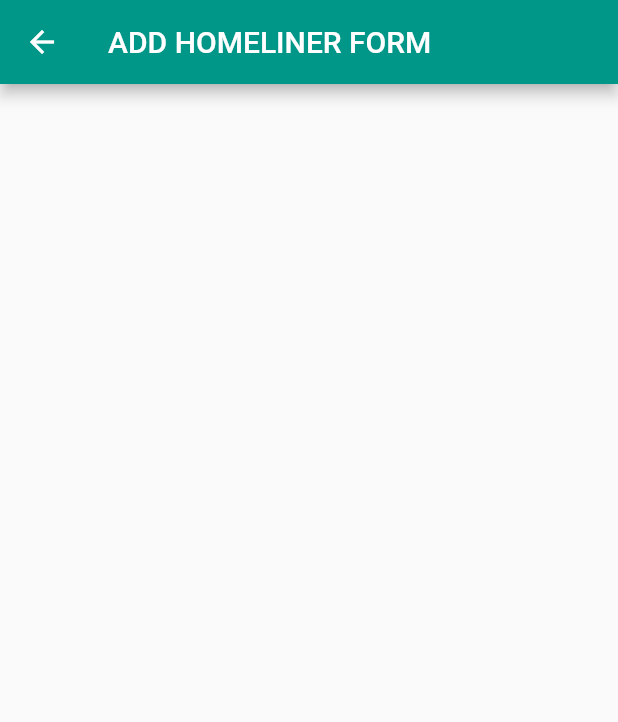
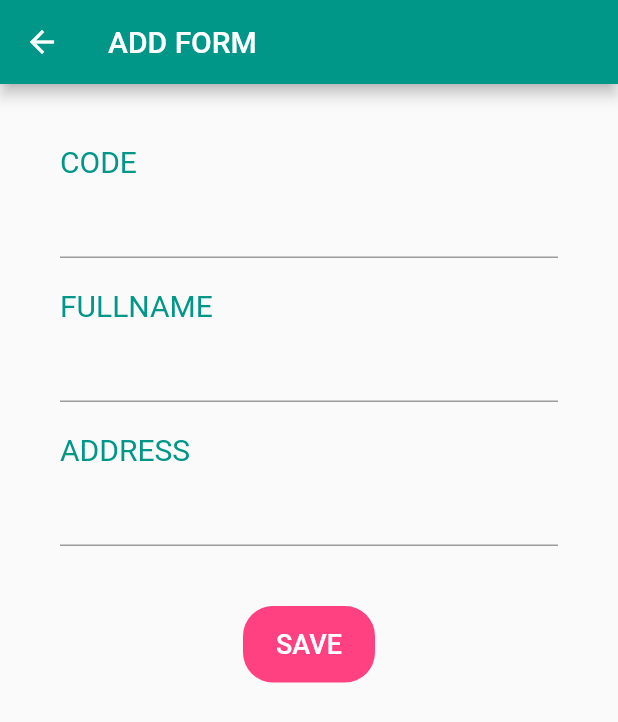
Before and after one commit to kitchanismo/Quarantine-Pass-QR-Code-Scanner, a Flutter app: the AddForm screen opened by its route, on a phone screen of 412 x 824 dp. Shown: the top 722 px of the screen. Run offline on Flutter 3.47's test engine with Material 2 defaults, Android fonts, the phone set to English and light mode, and no system bars; our stand-ins replace pretty_qr_code; missing offline and left inert: qr, twitter_qr_scanner.

Commit message:
add form passer more generic term

```diff
--- a/lib/common/my_button.dart
+++ b/lib/common/my_button.dart
@@ -3,15 +3,13 @@ import 'package:flutter/material.dart';
 class MyButton extends StatefulWidget {
   MyButton(
       {@required this.child,
-      this.text,
       this.onPressed,
       this.borderColor = Colors.pinkAccent,
       this.isOutline = false});
   final Widget child;
-  final isOutline;
-  final onPressed;
-  final borderColor;
-  final text;
+  final bool isOutline;
+  final Function onPressed;
+  final Color borderColor;
 
   @override
   _MyButtonState createState() => _MyButtonState();
--- /dev/null
+++ b/lib/common/my_textField.dart
@@ -0,0 +1,26 @@
+import 'package:flutter/material.dart';
+
+class MyTextField extends StatefulWidget {
+  final String label;
+  final Function onChanged;
+
+  MyTextField({@required this.onChanged, this.label = ''});
+
+  @override
+  _MyTextFieldState createState() => _MyTextFieldState();
+}
+
+class _MyTextFieldState extends State<MyTextField> {
+  @override
+  Widget build(BuildContext context) {
+    return Column(
+      crossAxisAlignment: CrossAxisAlignment.start,
+      children: <Widget>[
+        Text(widget.label, style: TextStyle(color: Colors.teal, fontSize: 20)),
+        TextFormField(
+            style: TextStyle(fontSize: 25), onChanged: widget.onChanged),
+        SizedBox(height: 20),
+      ],
+    );
+  }
+}
--- a/lib/models/homeliner.dart
+++ /dev/null
@@ -1,6 +0,0 @@
-class HomeLiner {
-  String code;
-  String name;
-  String address;
-  HomeLiner({this.code, this.name, this.address});
-}
--- /dev/null
+++ b/lib/models/passer.dart
@@ -0,0 +1,6 @@
+class Passer {
+  String code;
+  String name;
+  String address;
+  Passer({this.code, this.name, this.address});
+}
--- a/lib/screens/add.dart
+++ b/lib/screens/add.dart
@@ -1,4 +1,7 @@
 import 'package:flutter/material.dart';
+import 'package:qr_checker/common/my_button.dart';
+import 'package:qr_checker/models/passer.dart';
+import 'package:qr_checker/common/my_textfield.dart';
 
 class AddForm extends StatefulWidget {
   @override
@@ -6,10 +9,52 @@ class AddForm extends StatefulWidget {
 }
 
 class _AddFormState extends State<AddForm> {
+  final passers = Passer(code: '', name: '', address: '');
+
   @override
   Widget build(BuildContext context) {
     return Scaffold(
-      appBar: AppBar(title: Text('ADD HOMELINER FORM')),
+      appBar: AppBar(title: Text('ADD FORM')),
+      body: Padding(
+        padding: const EdgeInsets.symmetric(horizontal: 40, vertical: 40),
+        child: Form(
+          child: Column(
+            children: <Widget>[
+              MyTextField(
+                label: 'CODE',
+                onChanged: (value) {
+                  setState(() {
+                    passers.code = value;
+                  });
+                },
+              ),
+              MyTextField(
+                label: 'FULLNAME',
+                onChanged: (value) {
+                  setState(() {
+                    passers.name = value;
+                  });
+                },
+              ),
+              MyTextField(
+                label: 'ADDRESS',
+                onChanged: (value) {
+                  setState(() {
+                    passers.address = value;
+                  });
+                },
+              ),
+              SizedBox(
+                height: 20,
+              ),
+              MyButton(
+                  onPressed: () {},
+                  child: Text('SAVE',
+                      style: TextStyle(fontSize: 18, color: Colors.white)))
+            ],
+          ),
+        ),
+      ),
     );
   }
 }
--- a/lib/services/homeliner_service.dart
+++ /dev/null
@@ -1,19 +0,0 @@
-import 'package:qr_checker/models/homeliner.dart';
-
-class HomeLinerService {
-  List<HomeLiner> homeLiners = [
-    HomeLiner(code: 'shdjfhdj', name: 'vampipingz', address: 'sdsd'),
-    HomeLiner(code: 'shdfgfhdj', name: 'kitchan2', address: 'sdsd'),
-    HomeLiner(code: 'hhjjhdjfhdj', name: 'kitcha3n', address: 'sdsd'),
-    HomeLiner(code: 'shdjerfhdj', name: 'kitchan4', address: 'sdsd'),
-    HomeLiner(code: 'shdjfhdj', name: 'kitchan', address: 'sdsd'),
-    HomeLiner(code: 'shdfgfhdj', name: 'kitchan2', address: 'sdsd'),
-    HomeLiner(code: 'hhjjhdjfhdj', name: 'kitcha3n', address: 'sdsd'),
-    HomeLiner(code: 'shdjerfhdj', name: 'kitchan4', address: 'sdsd'),
-    HomeLiner(code: 'shdjfhdj', name: 'kitchan', address: 'sdsd'),
-    HomeLiner(code: 'shdfgfhdj', name: 'kitchan2', address: 'sdsd'),
-    HomeLiner(code: 'hhjjhdjfhdj', name: 'kitcha3n', address: 'sdsd'),
-    HomeLiner(code: 'shdjerfhdj', name: 'kitchan4', address: 'sdsd'),
-    HomeLiner(code: 'shdttjfhdj', name: 'kitcha5n', address: 'sdsd')
-  ];
-}
--- /dev/null
+++ b/lib/services/passer_service.dart
@@ -0,0 +1,19 @@
+import 'package:qr_checker/models/passer.dart';
+
+class HomeLinerService {
+  List<Passer> passers = [
+    Passer(code: 'shdjfhdj', name: 'vampipingz', address: 'sdsd'),
+    Passer(code: 'shdfgfhdj', name: 'kitchan2', address: 'sdsd'),
+    Passer(code: 'hhjjhdjfhdj', name: 'kitcha3n', address: 'sdsd'),
+    Passer(code: 'shdjerfhdj', name: 'kitchan4', address: 'sdsd'),
+    Passer(code: 'shdjfhdj', name: 'kitchan', address: 'sdsd'),
+    Passer(code: 'shdfgfhdj', name: 'kitchan2', address: 'sdsd'),
+    Passer(code: 'hhjjhdjfhdj', name: 'kitcha3n', address: 'sdsd'),
+    Passer(code: 'shdjerfhdj', name: 'kitchan4', address: 'sdsd'),
+    Passer(code: 'shdjfhdj', name: 'kitchan', address: 'sdsd'),
+    Passer(code: 'shdfgfhdj', name: 'kitchan2', address: 'sdsd'),
+    Passer(code: 'hhjjhdjfhdj', name: 'kitcha3n', address: 'sdsd'),
+    Passer(code: 'shdjerfhdj', name: 'kitchan4', address: 'sdsd'),
+    Passer(code: 'shdttjfhdj', name: 'kitcha5n', address: 'sdsd')
+  ];
+}
--- a/pubspec.yaml
+++ b/pubspec.yaml
@@ -21,7 +21,8 @@ dependencies:
     sdk: flutter
   pretty_qr_code: ^1.0.1
   twitter_qr_scanner: ^1.0.4
-
+  #cloud_firestore: ^0.13.5
+  #firebase_auth: ^0.16.0
   # The following adds the Cupertino Icons font to your application.
   # Use with the CupertinoIcons class for iOS style icons.
   cupertino_icons: ^0.1.2
```
Also changed, not shown: lib/screens/home.dart (+43 -23 lines), lib/screens/scanner.dart (+6 -3 lines), 1 other file.
